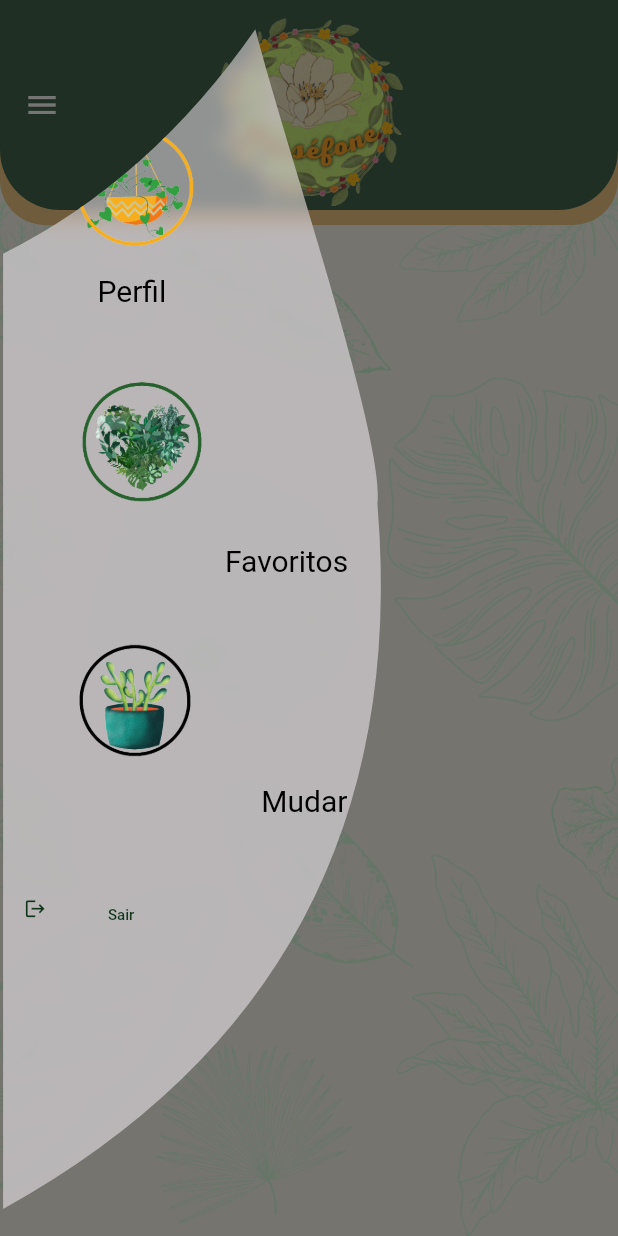
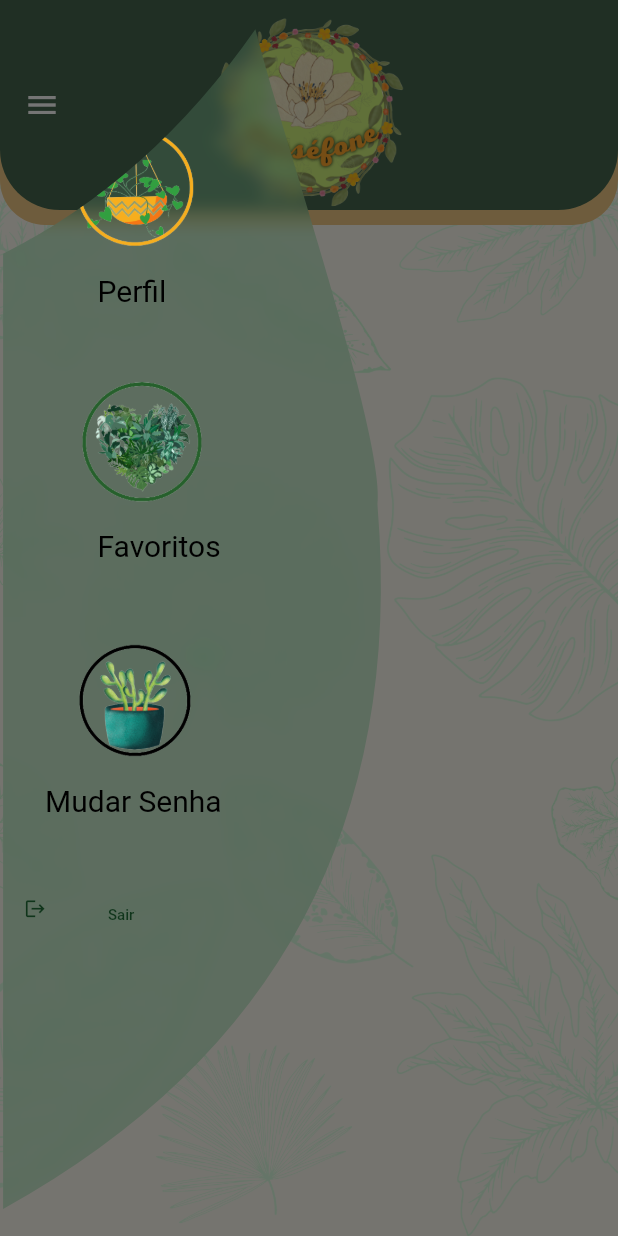
Before and after one commit to Balunka25/persefone, a Flutter app: the FavoritePage screen opened directly, with the side drawer open, on a phone screen of 412 x 824 dp. Run offline on Flutter 3.47's test engine with Material 2 defaults, Android fonts, the phone set to English and light mode, and no system bars; our stand-ins replace cached_network_image, cloud_firestore, firebase_auth, firebase_core, firebase_storage, flutter_mobx and 5 more; missing offline and left inert: mobx_widget; accounts and stored records are empty; generated files the repository leaves out were written again; network calls fail.

Commit message:
drawer fixed

```diff
--- a/lib/core/widgets/stylish_drawer.dart
+++ b/lib/core/widgets/stylish_drawer.dart
@@ -28,7 +28,7 @@ class _StylishDrawerState extends State<StylishDrawer> {
               child: Container(
                 decoration: BoxDecoration(
                   // image: DecorationImage(image: AssetImage("")),
-                    color: const Color.fromARGB(255, 255, 247, 255)
+                    color: MyColors.primarygreen
                         .withOpacity(0.5)),
               ),
             ),
@@ -91,8 +91,8 @@ class _StylishDrawerState extends State<StylishDrawer> {
                           ),
                         ),
                         Positioned(
-                          top: 150,
-                          left: 150,
+                          top: 140,
+                          left: 65,
                           child: Text(
                             "Favoritos",
                             style: Theme.of(context)
@@ -125,7 +125,7 @@ class _StylishDrawerState extends State<StylishDrawer> {
                         ),
                         Positioned(
                           top: 130,
-                          right: 120,
+                          left: 30,
                           child: Text(
                             "Mudar Senha",
                             style: Theme.of(context)
@@ -167,26 +167,11 @@ class _StylishDrawerState extends State<StylishDrawer> {
 class DrawerStyle extends CustomClipper<Path> {
   @override
   Path getClip(Size size) {
-
-    // Paint paint0 = Paint()
-    //   ..color = const Color.fromARGB(255, 1, 178, 37)
-    //   ..style = PaintingStyle.stroke
-    //   ..strokeWidth = 6.72;
-
      Path path0 = Path();
     path0.moveTo(size.width*0.0050000,size.height*0.9925690);
     path0.quadraticBezierTo(size.width*0.6735167,size.height*0.8018843,size.width*0.6109833,size.height*0.4071789);
     path0.cubicTo(size.width*0.6268667,size.height*0.3555600,size.width*0.4626833,size.height*0.1088509,size.width*0.4132500,size.height*0.0094082);
     path0.quadraticBezierTo(size.width*0.2423833,size.height*0.1355892,size.width*0.0050000,size.height*0.1963907);
-
-    // Path path = Path();
-    // path.lineTo(0, size.height);
-    // path.quadraticBezierTo(
-    //     size.width / 4, size.height, size.width / 2, size.height - 40);
-    // path.quadraticBezierTo(
-    //     size.width - 50, size.height - 80, size.width, size.height);
-    // path.quadraticBezierTo(size.width - 100, size.height / 2, size.width, 0);
-    // path.quadraticBezierTo(size.width / 2, 30, 0, 0);
     return path0;
   }
 
```
Also changed, not shown: lib/pages/explore page/view/explore_page.dart (+21 -7 lines), lib/images/favorite_page.png (added), lib/images/planta_longa_background.png.
